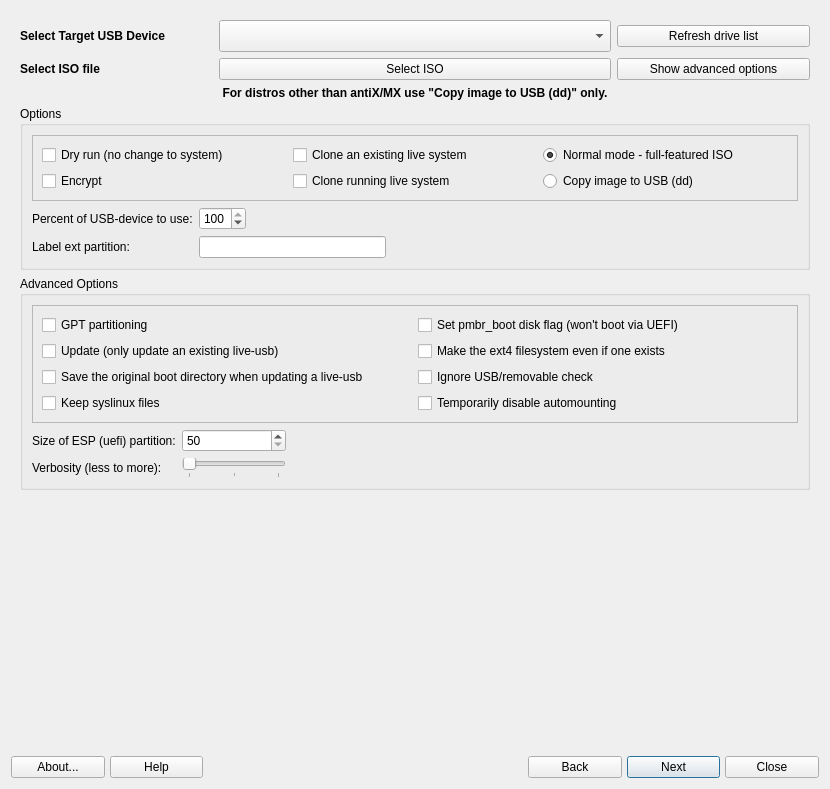
The window that mainwindow.ui (AdrianTM/mx-live-usb-maker) describes before a commit, drawn with Qt 5.
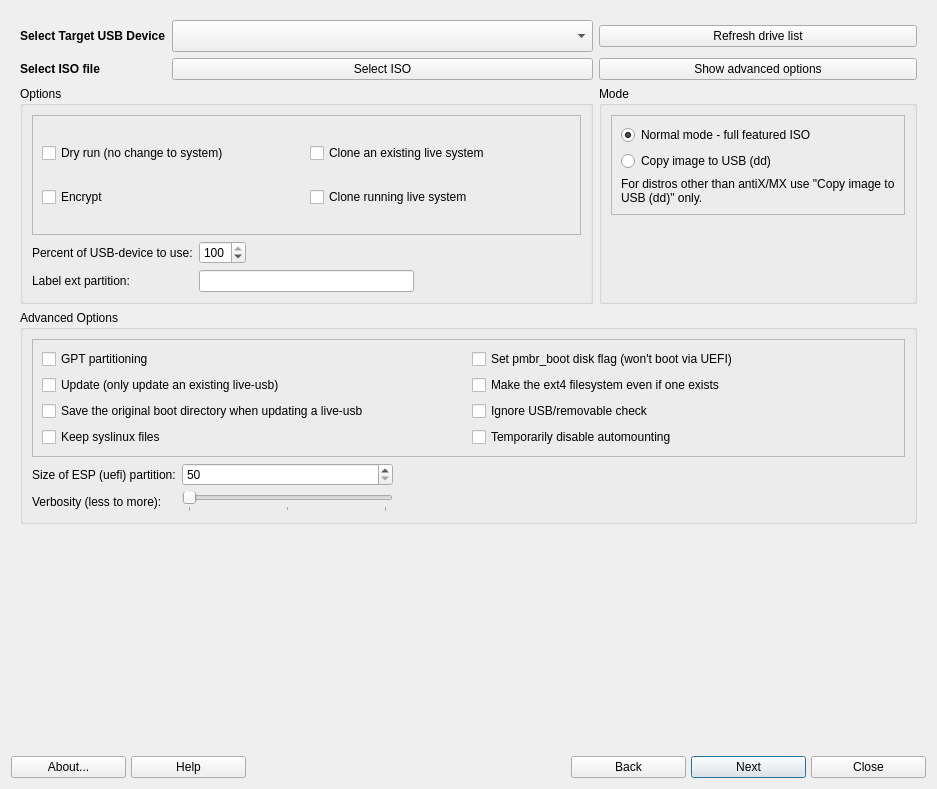
The same window after the commit. Icons and pictures are not drawn.

Commit message: add mode group

Patch:
```diff
--- a/mainwindow.ui
+++ b/mainwindow.ui
@@ -6,15 +6,215 @@
    <rect>
     <x>0</x>
     <y>0</y>
-    <width>830</width>
+    <width>937</width>
     <height>789</height>
    </rect>
   </property>
   <property name="windowTitle">
    <string>Program_Name</string>
   </property>
-  <layout class="QVBoxLayout" name="verticalLayout">
-   <item>
+  <layout class="QGridLayout" name="gridLayout_2">
+   <item row="1" column="0">
+    <layout class="QGridLayout" name="buttonBar" columnstretch="0,0,0,0,0,0,0,0,0,0,0">
+     <property name="sizeConstraint">
+      <enum>QLayout::SetDefaultConstraint</enum>
+     </property>
+     <property name="leftMargin">
+      <number>0</number>
+     </property>
+     <property name="topMargin">
+      <number>0</number>
+     </property>
+     <property name="rightMargin">
+      <number>0</number>
+     </property>
+     <property name="bottomMargin">
+      <number>0</number>
+     </property>
+     <property name="spacing">
+      <number>5</number>
+     </property>
+     <item row="1" column="10">
+      <widget class="QPushButton" name="buttonCancel">
+       <property name="sizePolicy">
+        <sizepolicy hsizetype="Minimum" vsizetype="Preferred">
+         <horstretch>0</horstretch>
+         <verstretch>0</verstretch>
+        </sizepolicy>
+       </property>
+       <property name="toolTip">
+        <string>Quit application</string>
+       </property>
+       <property name="text">
+        <string>Close</string>
+       </property>
+       <property name="icon">
+        <iconset theme="window-close">
+         <normaloff>.</normaloff>.</iconset>
+       </property>
+       <property name="shortcut">
+        <string>Alt+N</string>
+       </property>
+       <property name="autoDefault">
+        <bool>false</bool>
+       </property>
+      </widget>
+     </item>
+     <item row="1" column="5">
+      <spacer name="horizontalSpacer2">
+       <property name="orientation">
+        <enum>Qt::Horizontal</enum>
+       </property>
+       <property name="sizeType">
+        <enum>QSizePolicy::Minimum</enum>
+       </property>
+       <property name="sizeHint" stdset="0">
+        <size>
+         <width>100</width>
+         <height>20</height>
+        </size>
+       </property>
+      </spacer>
+     </item>
+     <item row="1" column="1">
+      <widget class="QPushButton" name="buttonHelp">
+       <property name="sizePolicy">
+        <sizepolicy hsizetype="Minimum" vsizetype="Preferred">
+         <horstretch>0</horstretch>
+         <verstretch>0</verstretch>
+        </sizepolicy>
+       </property>
+       <property name="toolTip">
+        <string>Display help </string>
+       </property>
+       <property name="text">
+        <string>Help</string>
+       </property>
+       <property name="icon">
+        <iconset theme="help-contents">
+         <normaloff>.</normaloff>.</iconset>
+       </property>
+       <property name="shortcut">
+        <string>Alt+H</string>
+       </property>
+       <property name="autoDefault">
+        <bool>false</bool>
+       </property>
+      </widget>
+     </item>
+     <item row="1" column="7">
+      <widget class="QPushButton" name="buttonBack">
+       <property name="sizePolicy">
+        <sizepolicy hsizetype="Minimum" vsizetype="Preferred">
+         <horstretch>0</horstretch>
+         <verstretch>0</verstretch>
+        </sizepolicy>
+       </property>
+       <property name="text">
+        <string>Back</string>
+       </property>
+       <property name="icon">
+        <iconset theme="go-previous">
+         <normaloff>.</normaloff>.</iconset>
+       </property>
+       <property name="autoDefault">
+        <bool>false</bool>
+       </property>
+      </widget>
+     </item>
+     <item row="1" column="2">
+      <spacer name="horizontalSpacer1">
+       <property name="orientation">
+        <enum>Qt::Horizontal</enum>
+       </property>
+       <property name="sizeType">
+        <enum>QSizePolicy::Minimum</enum>
+       </property>
+       <property name="sizeHint" stdset="0">
+        <size>
+         <width>183</width>
+         <height>20</height>
+        </size>
+       </property>
+      </spacer>
+     </item>
+     <item row="1" column="3">
+      <widget class="QLabel" name="labelLogo">
+       <property name="maximumSize">
+        <size>
+         <width>32</width>
+         <height>32</height>
+        </size>
+       </property>
+       <property name="midLineWidth">
+        <number>0</number>
+       </property>
+       <property name="text">
+        <string/>
+       </property>
+       <property name="pixmap">
+        <pixmap resource="images.qrc">:/icons/images/logo.png</pixmap>
+       </property>
+       <property name="scaledContents">
+        <bool>true</bool>
+       </property>
+      </widget>
+     </item>
+     <item row="1" column="8">
+      <widget class="QPushButton" name="buttonNext">
+       <property name="sizePolicy">
+        <sizepolicy hsizetype="Minimum" vsizetype="Preferred">
+         <horstretch>0</horstretch>
+         <verstretch>0</verstretch>
+        </sizepolicy>
+       </property>
+       <property name="text">
+        <string>Next</string>
+       </property>
+       <property name="icon">
+        <iconset theme="go-next">
+         <normaloff>.</normaloff>.</iconset>
+       </property>
+       <property name="shortcut">
+        <string/>
+       </property>
+       <property name="autoDefault">
+        <bool>true</bool>
+       </property>
+       <property name="default">
+        <bool>true</bool>
+       </property>
+      </widget>
+     </item>
+     <item row="1" column="0">
+      <widget class="QPushButton" name="buttonAbout">
+       <property name="sizePolicy">
+        <sizepolicy hsizetype="Minimum" vsizetype="Preferred">
+         <horstretch>0</horstretch>
+         <verstretch>0</verstretch>
+        </sizepolicy>
+       </property>
+       <property name="toolTip">
+        <string>About this application</string>
+       </property>
+       <property name="text">
+        <string>About...</string>
+       </property>
+       <property name="icon">
+        <iconset theme="help-about">
+         <normaloff>.</normaloff>.</iconset>
+       </property>
+       <property name="shortcut">
+        <string>Alt+B</string>
+       </property>
+       <property name="autoDefault">
+        <bool>false</bool>
+       </property>
+      </widget>
+     </item>
+    </layout>
+   </item>
+   <item row="0" column="0">
     <widget class="QStackedWidget" name="stackedWidget">
      <property name="minimumSize">
       <size>
@@ -27,6 +227,23 @@
      </property>
      <widget class="QWidget" name="selectionPage">
       <layout class="QGridLayout" name="gridLayout">
+       <item row="1" column="1">
+        <widget class="QPushButton" name="buttonSelectSource">
+         <property name="sizePolicy">
+          <sizepolicy hsizetype="Expanding" vsizetype="Fixed">
+           <horstretch>0</horstretch>
+           <verstretch>0</verstretch>
+          </sizepolicy>
+         </property>
+         <property name="text">
+          <string>Select ISO</string>
+         </property>
+         <property name="icon">
+          <iconset theme="user-home">
+           <normaloff>.</normaloff>.</iconset>
+         </property>
+        </widget>
+       </item>
        <item row="0" column="0">
         <widget class="QLabel" name="label_2">
          <property name="text">
@@ -47,7 +264,7 @@
          </property>
         </widget>
        </item>
-       <item row="5" column="0">
+       <item row="9" column="0">
         <spacer name="verticalSpacer_2">
          <property name="orientation">
           <enum>Qt::Vertical</enum>
@@ -60,62 +277,7 @@
          </property>
         </spacer>
        </item>
-       <item row="0" column="1" colspan="2">
-        <widget class="QComboBox" name="combo_Usb">
-         <property name="sizePolicy">
-          <sizepolicy hsizetype="Minimum" vsizetype="Fixed">
-           <horstretch>0</horstretch>
-           <verstretch>0</verstretch>
-          </sizepolicy>
-         </property>
-         <property name="minimumSize">
-          <size>
-           <width>0</width>
-           <height>32</height>
-          </size>
-         </property>
-        </widget>
-       </item>
-       <item row="1" column="1" colspan="2">
-        <widget class="QPushButton" name="buttonSelectSource">
-         <property name="sizePolicy">
-          <sizepolicy hsizetype="Preferred" vsizetype="Fixed">
-           <horstretch>0</horstretch>
-           <verstretch>0</verstretch>
-          </sizepolicy>
-         </property>
-         <property name="text">
-          <string>Select ISO</string>
-         </property>
-         <property name="icon">
-          <iconset theme="user-home">
-           <normaloff>.</normaloff>.</iconset>
-         </property>
-        </widget>
-       </item>
-       <item row="0" column="3">
-        <widget class="QPushButton" name="buttonRefresh">
-         <property name="text">
-          <string>Refresh drive list</string>
-         </property>
-         <property name="icon">
-          <iconset theme="reload">
-           <normaloff>.</normaloff>.</iconset>
-         </property>
-        </widget>
-       </item>
-       <item row="1" column="3">
-        <widget class="QPushButton" name="buttonOptions">
-         <property name="text">
-          <string>Show advanced options</string>
-         </property>
-         <property name="icon">
-          <iconset theme="down">
-           <normaloff>.</normaloff>.</iconset>
-         </property>
-        </widget>
-       </item>
-       <item row="4" column="0" colspan="4">
+       <item row="8" column="0" colspan="3">
         <widget class="QGroupBox" name="groupAdvOptions">
          <property name="sizePolicy">
           <sizepolicy hsizetype="Preferred" vsizetype="Preferred">
@@ -284,22 +446,66 @@
          </layout>
         </widget>
        </item>
-       <item row="3" column="0" colspan="4">
-        <widget class="QGroupBox" name="groupOptions">
+       <item row="0" column="2">
+        <widget class="QPushButton" name="buttonRefresh">
+         <property name="text">
+          <string>Refresh drive list</string>
+         </property>
+         <property name="icon">
+          <iconset theme="reload">
+           <normaloff>.</normaloff>.</iconset>
+         </property>
+         <property name="autoDefault">
+          <bool>false</bool>
+         </property>
+        </widget>
+       </item>
+       <item row="1" column="2">
+        <widget class="QPushButton" name="buttonOptions">
+         <property name="text">
+          <string>Show advanced options</string>
+         </property>
+         <property name="icon">
+          <iconset theme="down">
+           <normaloff>.</normaloff>.</iconset>
+         </property>
+         <property name="autoDefault">
+          <bool>false</bool>
+         </property>
+        </widget>
+       </item>
+       <item row="3" column="2">
+        <widget class="QGroupBox" name="groupBox">
+         <property name="sizePolicy">
+          <sizepolicy hsizetype="Preferred" vsizetype="Preferred">
+           <horstretch>0</horstretch>
+           <verstretch>0</verstretch>
+          </sizepolicy>
+         </property>
          <property name="title">
-          <string>Options</string>
+          <string>Mode</string>
          </property>
-         <layout class="QGridLayout" name="gridLayout_6">
-          <item row="0" column="0" colspan="5">
-           <widget class="QFrame" name="frame_2">
+         <layout class="QVBoxLayout" name="verticalLayout">
+          <item>
+           <widget class="QFrame" name="frame_3">
             <property name="frameShape">
              <enum>QFrame::StyledPanel</enum>
             </property>
             <property name="frameShadow">
              <enum>QFrame::Plain</enum>
             </property>
-            <layout class="QGridLayout" name="gridLayout_7">
-             <item row="1" column="2">
+            <layout class="QVBoxLayout" name="verticalLayout_2">
+             <item>
+              <widget class="QRadioButton" name="rb_normal">
+               <property name="text">
+                <string>Normal mode - full featured ISO</string>
+               </property>
+               <property name="checked">
+                <bool>true</bool>
+               </property>
+              </widget>
+             </item>
+             <item>
               <widget class="QRadioButton" name="rb_dd">
                <property name="toolTip">
                 <string>Read-only, cannot be used with persistency</string>
@@ -309,55 +515,82 @@
                </property>
               </widget>
              </item>
-             <item row="0" column="2">
-              <widget class="QRadioButton" name="rb_normal">
+             <item>
+              <widget class="QLabel" name="label_4">
+               <property name="font">
+                <font>
+                 <weight>50</weight>
+                 <bold>false</bold>
+                 <kerning>true</kerning>
+                </font>
+               </property>
                <property name="text">
-                <string>Normal mode - full-featured ISO</string>
+                <string>For distros other than antiX/MX use &quot;Copy image to USB (dd)&quot; only.</string>
                </property>
-               <property name="checked">
+               <property name="alignment">
+                <set>Qt::AlignLeading|Qt::AlignLeft|Qt::AlignVCenter</set>
+               </property>
+               <property name="wordWrap">
                 <bool>true</bool>
                </property>
               </widget>
              </item>
-             <item row="0" column="0">
-              <widget class="QCheckBox" name="cb_pretend">
-               <property name="toolTip">
-                <string>Don't run commands that affect the usb device</string>
-               </property>
-               <property name="text">
-                <string>Dry run (no change to system)</string>
-               </property>
-              </widget>
-             </item>
-             <item row="0" column="1">
-              <widget class="QCheckBox" name="cb_clone_mode">
-               <property name="toolTip">
-                <string>clone from a mounted live-usb or iso-file.</string>
-               </property>
-               <property name="text">
-                <string>Clone an existing live system</string>
-               </property>
-              </widget>
-             </item>
-             <item row="1" column="0">
-              <widget class="QCheckBox" name="cb_encrypt">
-               <property name="toolTip">
-                <string>Set up to boot from an encrypted partition, will prompt for pass phrase on first boot</string>
-               </property>
-               <property name="text">
-                <string>Encrypt</string>
-               </property>
-              </widget>
-             </item>
-             <item row="1" column="1">
-              <widget class="QCheckBox" name="cb_clone_live">
-               <property name="text">
-                <string>Clone running live system</string>
-               </property>
-              </widget>
-             </item>
             </layout>
            </widget>
+          </item>
+          <item>
+           <spacer name="verticalSpacer">
+            <property name="orientation">
+             <enum>Qt::Vertical</enum>
+            </property>
+            <property name="sizeHint" stdset="0">
+             <size>
+              <width>20</width>
+              <height>40</height>
+             </size>
+            </property>
+           </spacer>
+          </item>
+         </layout>
+        </widget>
+       </item>
+       <item row="0" column="1">
+        <widget class="QComboBox" name="combo_Usb">
+         <property name="sizePolicy">
+          <sizepolicy hsizetype="Expanding" vsizetype="Fixed">
+           <horstretch>0</horstretch>
+           <verstretch>0</verstretch>
+          </sizepolicy>
+         </property>
+         <property name="minimumSize">
+          <size>
+           <width>0</width>
+           <height>32</height>
+          </size>
+         </property>
+        </widget>
+       </item>
+       <item row="3" column="0" colspan="2">
+        <widget class="QGroupBox" name="groupOptions">
+         <property name="title">
+          <string>Options</string>
+         </property>
+         <layout class="QGridLayout" name="gridLayout_6">
+          <item row="1" column="3">
+           <spacer name="horizontalSpacer_3">
+            <property name="orientation">
+             <enum>Qt::Horizontal</enum>
+            </property>
+            <property name="sizeType">
+             <enum>QSizePolicy::MinimumExpanding</enum>
+            </property>
+            <property name="sizeHint" stdset="0">
+             <size>
+              <width>150</width>
+              <height>20</height>
+             </size>
+            </property>
+           </spacer>
           </item>
           <item row="1" column="1">
            <widget class="QSpinBox" name="spinBoxSize">
@@ -379,22 +612,6 @@
             </property>
            </widget>
           </item>
-          <item row="1" column="3">
-           <spacer name="horizontalSpacer_3">
-            <property name="orientation">
-             <enum>Qt::Horizontal</enum>
-            </property>
-            <property name="sizeType">
-             <enum>QSizePolicy::MinimumExpanding</enum>
-            </property>
-            <property name="sizeHint" stdset="0">
-             <size>
-              <width>400</width>
-              <height>20</height>
-             </size>
-            </property>
-           </spacer>
-          </item>
           <item row="2" column="0">
            <widget class="QLabel" name="label_part_label">
             <property name="text">
@@ -434,25 +651,58 @@
             </property>
            </widget>
           </item>
+          <item row="0" column="0" colspan="4">
+           <widget class="QFrame" name="frame_2">
+            <property name="frameShape">
+             <enum>QFrame::StyledPanel</enum>
+            </property>
+            <property name="frameShadow">
+             <enum>QFrame::Plain</enum>
+            </property>
+            <layout class="QGridLayout" name="gridLayout_7">
+             <item row="0" column="0">
+              <widget class="QCheckBox" name="cb_pretend">
+               <property name="toolTip">
+                <string>Don't run commands that affect the usb device</string>
+               </property>
+               <property name="text">
+                <string>Dry run (no change to system)</string>
+               </property>
+              </widget>
+             </item>
+             <item row="0" column="1">
+              <widget class="QCheckBox" name="cb_clone_mode">
+               <property name="toolTip">
+                <string>clone from a mounted live-usb or iso-file.</string>
+               </property>
+               <property name="text">
+                <string>Clone an existing live system</string>
+               </property>
+              </widget>
+             </item>
+             <item row="1" column="0">
+              <widget class="QCheckBox" name="cb_encrypt">
+               <property name="toolTip">
+                <string>Set up to boot from an encrypted partition, will prompt for pass phrase on first boot</string>
+               </property>
+               <property name="text">
+                <string>Encrypt</string>
+               </property>
+              </widget>
+             </item>
+             <item row="1" column="1">
+              <widget class="QCheckBox" name="cb_clone_live">
+               <property name="text">
+                <string>Clone running live system</string>
+               </property>
+              </widget>
+             </item>
+            </layout>
+           </widget>
+          </item>
          </layout>
         </widget>
        </item>
-       <item row="2" column="0" colspan="4">
-        <widget class="QLabel" name="label_4">
-         <property name="font">
-          <font>
-           <weight>75</weight>
-           <bold>true</bold>
-          </font>
-         </property>
-         <property name="text">
-          <string>For distros other than antiX/MX use &quot;Copy image to USB (dd)&quot; only.</string>
-         </property>
-         <property name="alignment">
-          <set>Qt::AlignCenter</set>
-         </property>
-        </widget>
-       </item>
       </layout>
      </widget>
      <widget class="QWidget" name="outputPage">
@@ -474,206 +724,6 @@
      </widget>
     </widget>
    </item>
-   <item>
-    <layout class="QGridLayout" name="buttonBar" columnstretch="0,0,0,0,0,0,0,0,0,0,0">
-     <property name="sizeConstraint">
-      <enum>QLayout::SetDefaultConstraint</enum>
-     </property>
-     <property name="leftMargin">
-      <number>0</number>
-     </property>
-     <property name="topMargin">
-      <number>0</number>
-     </property>
-     <property name="rightMargin">
-      <number>0</number>
-     </property>
-     <property name="bottomMargin">
-      <number>0</number>
-     </property>
-     <property name="spacing">
-      <number>5</number>
-     </property>
-     <item row="1" column="10">
-      <widget class="QPushButton" name="buttonCancel">
-       <property name="sizePolicy">
-        <sizepolicy hsizetype="Minimum" vsizetype="Preferred">
-         <horstretch>0</horstretch>
-         <verstretch>0</verstretch>
-        </sizepolicy>
-       </property>
-       <property name="toolTip">
-        <string>Quit application</string>
-       </property>
-       <property name="text">
-        <string>Close</string>
-       </property>
-       <property name="icon">
-        <iconset theme="window-close">
-         <normaloff>.</normaloff>.</iconset>
-       </property>
-       <property name="shortcut">
-        <string>Alt+N</string>
-       </property>
-       <property name="autoDefault">
-        <bool>false</bool>
-       </property>
-      </widget>
-     </item>
-     <item row="1" column="5">
-      <spacer name="horizontalSpacer2">
-       <property name="orientation">
-        <enum>Qt::Horizontal</enum>
-       </property>
-       <property name="sizeType">
-        <enum>QSizePolicy::Minimum</enum>
-       </property>
-       <property name="sizeHint" stdset="0">
-        <size>
-         <width>100</width>
-         <height>20</height>
-        </size>
-       </property>
-      </spacer>
-     </item>
-     <item row="1" column="1">
-      <widget class="QPushButton" name="buttonHelp">
-       <property name="sizePolicy">
-        <sizepolicy hsizetype="Minimum" vsizetype="Preferred">
-         <horstretch>0</horstretch>
-         <verstretch>0</verstretch>
-        </sizepolicy>
-       </property>
-       <property name="toolTip">
-        <string>Display help </string>
-       </property>
-       <property name="text">
-        <string>Help</string>
-       </property>
-       <property name="icon">
-        <iconset theme="help-contents">
-         <normaloff>.</normaloff>.</iconset>
-       </property>
-       <property name="shortcut">
-        <string>Alt+H</string>
-       </property>
-       <property name="autoDefault">
-        <bool>false</bool>
-       </property>
-      </widget>
-     </item>
-     <item row="1" column="7">
-      <widget class="QPushButton" name="buttonBack">
-       <property name="sizePolicy">
-        <sizepolicy hsizetype="Minimum" vsizetype="Preferred">
-         <horstretch>0</horstretch>
-         <verstretch>0</verstretch>
-        </sizepolicy>
-       </property>
-       <property name="text">
-        <string>Back</string>
-       </property>
-       <property name="icon">
-        <iconset theme="go-previous">
-         <normaloff>.</normaloff>.</iconset>
-       </property>
-       <property name="autoDefault">
-        <bool>false</bool>
-       </property>
-      </widget>
-     </item>
-     <item row="1" column="2">
-      <spacer name="horizontalSpacer1">
-       <property name="orientation">
-        <enum>Qt::Horizontal</enum>
-       </property>
-       <property name="sizeType">
-        <enum>QSizePolicy::Minimum</enum>
-       </property>
-       <property name="sizeHint" stdset="0">
-        <size>
-         <width>183</width>
-         <height>20</height>
-        </size>
-       </property>
-      </spacer>
-     </item>
-     <item row="1" column="3">
-      <widget class="QLabel" name="labelLogo">
-       <property name="maximumSize">
-        <size>
-         <width>32</width>
-         <height>32</height>
-        </size>
-       </property>
-       <property name="midLineWidth">
-        <number>0</number>
-       </property>
-       <property name="text">
-        <string/>
-       </property>
-       <property name="pixmap">
-        <pixmap resource="images.qrc">:/icons/images/logo.png</pixmap>
-       </property>
-       <property name="scaledContents">
-        <bool>true</bool>
-       </property>
-      </widget>
-     </item>
-     <item row="1" column="8">
-      <widget class="QPushButton" name="buttonNext">
-       <property name="sizePolicy">
-        <sizepolicy hsizetype="Minimum" vsizetype="Preferred">
-         <horstretch>0</horstretch>
-         <verstretch>0</verstretch>
-        </sizepolicy>
-       </property>
-       <property name="text">
-        <string>Next</string>
-       </property>
-       <property name="icon">
-        <iconset theme="go-next">
-         <normaloff>.</normaloff>.</iconset>
-       </property>
-       <property name="shortcut">
-        <string/>
-       </property>
-       <property name="autoDefault">
-        <bool>true</bool>
-       </property>
-       <property name="default">
-        <bool>true</bool>
-       </property>
-      </widget>
-     </item>
-     <item row="1" column="0">
-      <widget class="QPushButton" name="buttonAbout">
-       <property name="sizePolicy">
-        <sizepolicy hsizetype="Minimum" vsizetype="Preferred">
-         <horstretch>0</horstretch>
-         <verstretch>0</verstretch>
-        </sizepolicy>
-       </property>
-       <property name="toolTip">
-        <string>About this application</string>
-       </property>
-       <property name="text">
-        <string>About...</string>
-       </property>
-       <property name="icon">
-        <iconset theme="help-about">
-         <normaloff>.</normaloff>.</iconset>
-       </property>
-       <property name="shortcut">
-        <string>Alt+B</string>
-       </property>
-       <property name="autoDefault">
-        <bool>false</bool>
-       </property>
-      </widget>
-     </item>
-    </layout>
-   </item>
   </layout>
  </widget>
  <tabstops>
```
Left out of the diff: 4 changed lines with no effect on the pictures. The commit also changes 1 other file.
